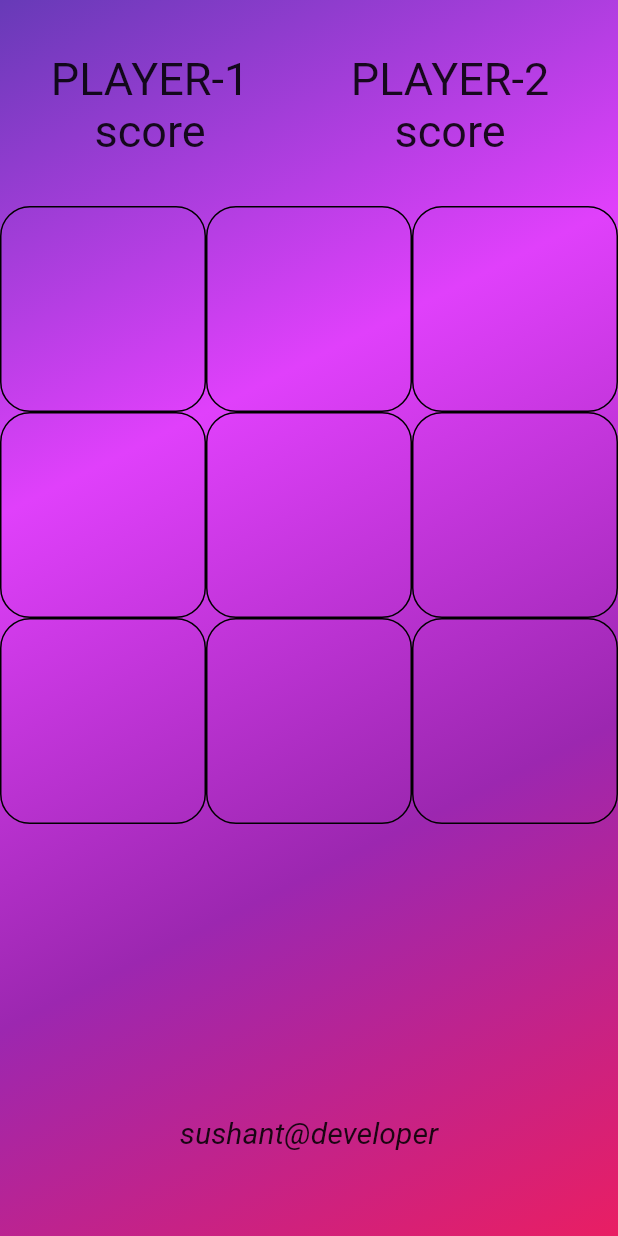
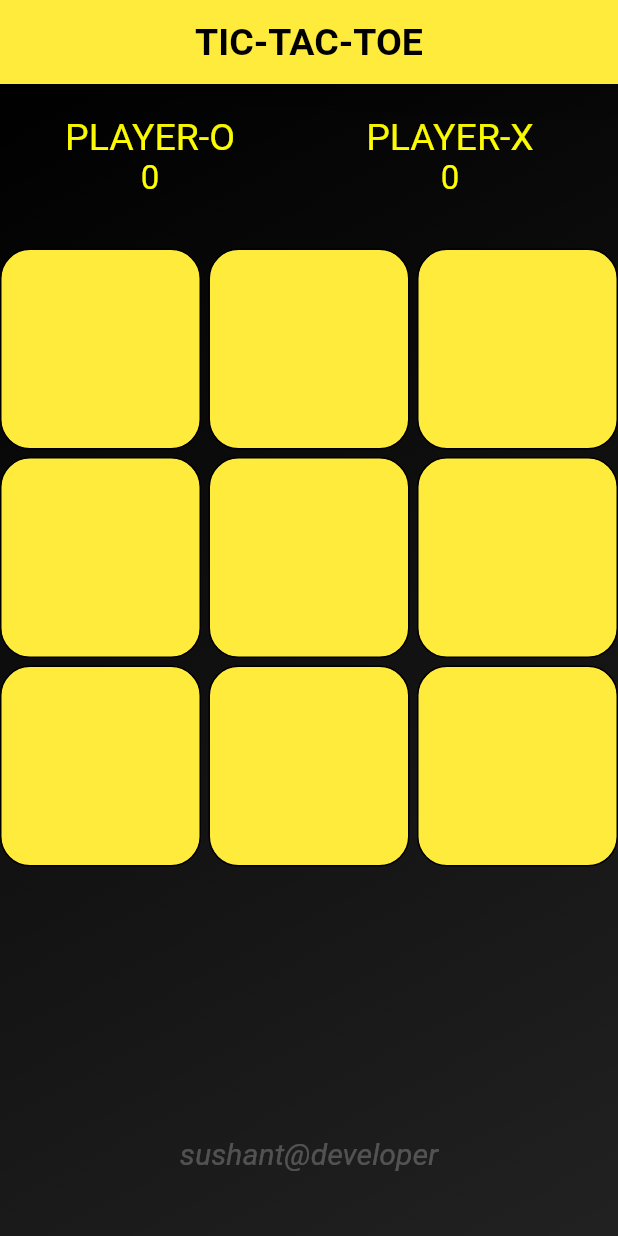
Before and after one commit to Fresher-02/Tic-Tac_02, a Flutter app: the screen it shows after launch, on a phone screen of 412 x 824 dp. Run offline on Flutter 3.47's test engine with Material 2 defaults, Android fonts, the phone set to English and light mode, and no system bars.

Commit message:
"upload-2"

```diff
--- a/lib/main.dart
+++ b/lib/main.dart
@@ -28,22 +28,30 @@ class _MyHomePageState extends State<MyHomePage> {
   List<String> content = [" ", " ", " ", " ", " ", " ", " ", " ", " "];
   bool turn = true;
   int full = 1;
-  int scoreO = 0;
-  int scoreX = 0;
+  int score1 = 0;
+  int score2 = 0;
 
   @override
   Widget build(BuildContext context) {
     return Scaffold(
+      appBar: AppBar(
+        backgroundColor: Colors.yellow,
+        elevation: 10,
+        title: Text(
+          "TIC-TAC-TOE",
+          style: TextStyle(
+              color: Colors.black, fontSize: 25, fontWeight: FontWeight.bold),
+        ),
+        centerTitle: true,
+      ),
       body: Container(
         decoration: BoxDecoration(
             gradient: LinearGradient(
                 begin: Alignment.topLeft,
                 end: Alignment.bottomRight,
                 colors: [
-              Colors.deepPurple,
-              Colors.purpleAccent,
-              Colors.purple,
-              Colors.pink
+              Colors.black,
+              Colors.black87,
             ])),
         child: Column(
           children: [
@@ -54,16 +62,19 @@ class _MyHomePageState extends State<MyHomePage> {
                   Column(
                     children: [
                       Container(
-                        height: 70,
+                        height: 50,
                         width: 200,
                         child: Text(
-                          "PLAYER-1",
-                          style: TextStyle(fontSize: 30),
+                          "PLAYER-O",
+                          style: TextStyle(
+                              fontSize: 25, color: Colors.yellowAccent),
                         ),
                         alignment: Alignment.bottomCenter,
                       ),
                       Container(
-                        child: Text("score", style: TextStyle(fontSize: 30)),
+                        child: Text("$score2",
+                            style: TextStyle(
+                                fontSize: 22, color: Colors.yellowAccent)),
                         alignment: Alignment.center,
                       ),
                     ],
@@ -71,13 +82,17 @@ class _MyHomePageState extends State<MyHomePage> {
                   Column(
                     children: [
                       Container(
-                        height: 70,
+                        height: 50,
                         width: 200,
-                        child: Text("PLAYER-2", style: TextStyle(fontSize: 30)),
+                        child: Text("PLAYER-X",
+                            style: TextStyle(
+                                fontSize: 25, color: Colors.yellowAccent)),
                         alignment: Alignment.bottomCenter,
                       ),
                       Container(
-                        child: Text("score", style: TextStyle(fontSize: 30)),
+                        child: Text("$score1",
+                            style: TextStyle(
+                                fontSize: 22, color: Colors.yellowAccent)),
                         alignment: Alignment.center,
                       ),
                     ],
@@ -86,10 +101,12 @@ class _MyHomePageState extends State<MyHomePage> {
               ),
             )),
             Expanded(
-              flex: 4,
+              flex: 5,
               child: GridView.builder(
                   gridDelegate: SliverGridDelegateWithFixedCrossAxisCount(
-                      crossAxisCount: 3),
+                      crossAxisCount: 3,
+                      mainAxisSpacing: 5,
+                      crossAxisSpacing: 5),
                   itemCount: 9,
                   itemBuilder: (BuildContext context, int index) {
                     return GestureDetector(
@@ -99,7 +116,7 @@ class _MyHomePageState extends State<MyHomePage> {
                       child: Container(
                         decoration: BoxDecoration(
                             borderRadius: BorderRadius.circular(20),
-                            color: Colors.transparent,
+                            color: Colors.yellow,
                             border: Border.all(
                               width: 1,
                               color: Colors.black,
@@ -118,9 +135,24 @@ class _MyHomePageState extends State<MyHomePage> {
             Expanded(
                 child: Container(
               child: Center(
-                child: Text(
-                  "sushant@developer",
-                  style: TextStyle(fontStyle: FontStyle.italic, fontSize: 20),
+                child: GestureDetector(
+                  onTap: () {
+                    setState(() {
+                      for (int i = 0; i < 9; i++) {
+                        content[i] = " ";
+                      }
+                      full = 0;
+                      score1 = score2 = 0;
+                      turn = true;
+                    });
+                  },
+                  child: Text(
+                    "sushant@developer",
+                    style: TextStyle(
+                        fontStyle: FontStyle.italic,
+                        fontSize: 20,
+                        color: Colors.white24),
+                  ),
                 ),
               ),
             )),
@@ -206,6 +238,7 @@ class _MyHomePageState extends State<MyHomePage> {
                         }
                       });
                       full = 0;
+                      turn = true;
                       Navigator.of(context).pop();
                     },
                     child: Text("play again"))
@@ -216,6 +249,11 @@ class _MyHomePageState extends State<MyHomePage> {
   }
 
   winner(x) {
+    if (x == "X" && full != 9) {
+      score1 += 1;
+    } else if (x == "O" && full != 9) {
+      score2 += 1;
+    }
     showDialog(
         barrierDismissible: false,
         context: context,
@@ -230,7 +268,7 @@ class _MyHomePageState extends State<MyHomePage> {
                       for (int i = 0; i < 9; i++) {
                         content[i] = " ";
                       }
-
+                      turn = true;
                       full = 0;
                     });
 
@@ -252,6 +290,7 @@ class _MyHomePageState extends State<MyHomePage> {
                           content[i] = " ";
                         }
                         full = 0;
+                        turn = true;
                       });
                       Navigator.of(context).pop();
                     },
```
Also changed, not shown: pubspec.lock.
